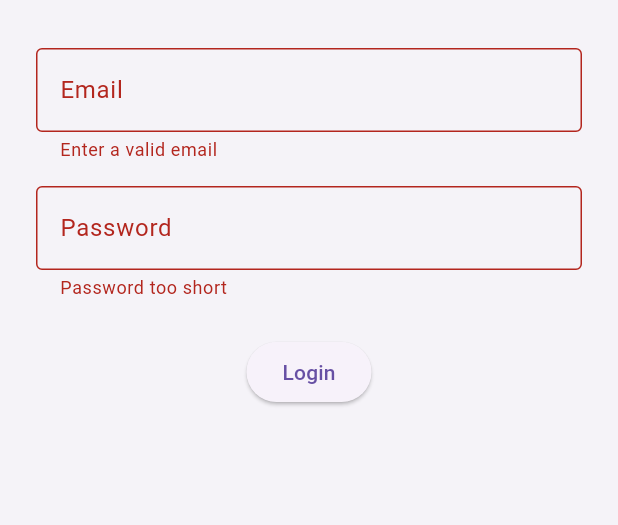
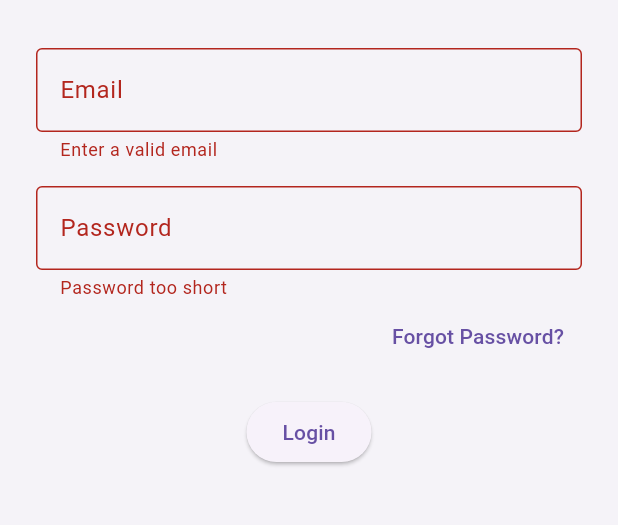
Before and after one commit to Ba-jx/safespace, a Flutter app: the DoctorLoginScreen screen opened by its route, after a tap on "Login", on a phone screen of 412 x 824 dp, the part 171-696 px from its top. Run offline on Flutter 3.47's test engine with Material 3 defaults, Android fonts, the phone set to English and light mode, and no system bars; our stand-ins replace cloud_firestore, firebase_auth, firebase_core, firebase_messaging, fl_chart, flutter_local_notifications and 1 more; accounts and stored records are empty.

Commit message:
Update doctor_login_screen.dart

```diff
--- a/lib/screens/doctor_login_screen.dart
+++ b/lib/screens/doctor_login_screen.dart
@@ -15,6 +15,9 @@ class _DoctorLoginScreenState extends State<DoctorLoginScreen> {
   final TextEditingController _passwordController = TextEditingController();
   final GlobalKey<FormState> _formKey = GlobalKey<FormState>();
 
+  bool _mfaStep = false;
+  User? _user;
+
   Future<void> _login() async {
     final email = _emailController.text.trim();
     final password = _passwordController.text.trim();
@@ -30,7 +33,6 @@ class _DoctorLoginScreenState extends State<DoctorLoginScreen> {
       final uid = credential.user?.uid;
       final doc = await FirebaseFirestore.instance.collection('users').doc(uid).get();
 
-      // Check role
       if (!doc.exists || doc['role'] != 'doctor') {
         await FirebaseAuth.instance.signOut();
         ScaffoldMessenger.of(context).showSnackBar(
@@ -39,7 +41,29 @@ class _DoctorLoginScreenState extends State<DoctorLoginScreen> {
         return;
       }
 
-      // ✅ Save FCM token
+      if (!credential.user!.emailVerified) {
+        await credential.user!.sendEmailVerification();
+        _user = credential.user;
+        setState(() {
+          _mfaStep = true;
+        });
+        ScaffoldMessenger.of(context).showSnackBar(
+          const SnackBar(content: Text('Verification email sent. Please verify and press Continue.')),
+        );
+        return;
+      }
+
+      await _onFinalLogin(credential.user!);
+    } catch (e) {
+      ScaffoldMessenger.of(context).showSnackBar(
+        SnackBar(content: Text('Login failed: ${e.toString()}')),
+      );
+    }
+  }
+
+  Future<void> _onFinalLogin(User user) async {
+    final uid = user.uid;
+
     final fcmToken = await FirebaseMessaging.instance.getToken();
     if (fcmToken != null) {
       await FirebaseFirestore.instance.collection('users').doc(uid).update({
@@ -48,9 +72,39 @@ class _DoctorLoginScreenState extends State<DoctorLoginScreen> {
     }
 
     Navigator.pushReplacementNamed(context, '/doctor/dashboard');
+  }
+
+  Future<void> _checkVerificationAndContinue() async {
+    await _user?.reload();
+    final refreshedUser = FirebaseAuth.instance.currentUser;
+
+    if (refreshedUser != null && refreshedUser.emailVerified) {
+      await _onFinalLogin(refreshedUser);
+    } else {
+      ScaffoldMessenger.of(context).showSnackBar(
+        const SnackBar(content: Text('Email not verified yet. Please check your inbox.')),
+      );
+    }
+  }
+
+  Future<void> _resetPassword() async {
+    final email = _emailController.text.trim();
+
+    if (email.isEmpty || !email.contains('@')) {
+      ScaffoldMessenger.of(context).showSnackBar(
+        const SnackBar(content: Text('Please enter a valid email.')),
+      );
+      return;
+    }
+
+    try {
+      await FirebaseAuth.instance.sendPasswordResetEmail(email: email);
+      ScaffoldMessenger.of(context).showSnackBar(
+        const SnackBar(content: Text('Password reset email sent.')),
+      );
     } catch (e) {
       ScaffoldMessenger.of(context).showSnackBar(
-        SnackBar(content: Text('Login failed: ${e.toString()}')),
+        SnackBar(content: Text('Error: $e')),
       );
     }
   }
@@ -61,15 +115,25 @@ class _DoctorLoginScreenState extends State<DoctorLoginScreen> {
       appBar: AppBar(title: const Text('Doctor Login')),
       body: Padding(
         padding: const EdgeInsets.all(24.0),
-        child: Form(
+        child: _mfaStep
+            ? Column(
+                mainAxisSize: MainAxisSize.min,
+                children: [
+                  const Text('Email Verification Required', style: TextStyle(fontSize: 18)),
+                  const SizedBox(height: 16),
+                  ElevatedButton(
+                    onPressed: _checkVerificationAndContinue,
+                    child: const Text('Continue'),
+                  ),
+                ],
+              )
+            : Form(
                 key: _formKey,
                 child: Column(
                   mainAxisSize: MainAxisSize.min,
                   children: [
-              const Text(
-                'Safe Space Doctor Portal',
-                style: TextStyle(fontSize: 24, fontWeight: FontWeight.bold),
-              ),
+                    const Text('Safe Space Doctor Portal',
+                        style: TextStyle(fontSize: 24, fontWeight: FontWeight.bold)),
                     const SizedBox(height: 32),
                     TextFormField(
                       controller: _emailController,
@@ -92,7 +156,14 @@ class _DoctorLoginScreenState extends State<DoctorLoginScreen> {
                       validator: (value) =>
                           value != null && value.length >= 6 ? null : 'Password too short',
                     ),
-              const SizedBox(height: 24),
+                    Align(
+                      alignment: Alignment.centerRight,
+                      child: TextButton(
+                        onPressed: _resetPassword,
+                        child: const Text('Forgot Password?'),
+                      ),
+                    ),
+                    const SizedBox(height: 16),
                     ElevatedButton(
                       onPressed: _login,
                       child: const Text('Login'),
```
Lines whose indentation alone changed are shown as unchanged.
